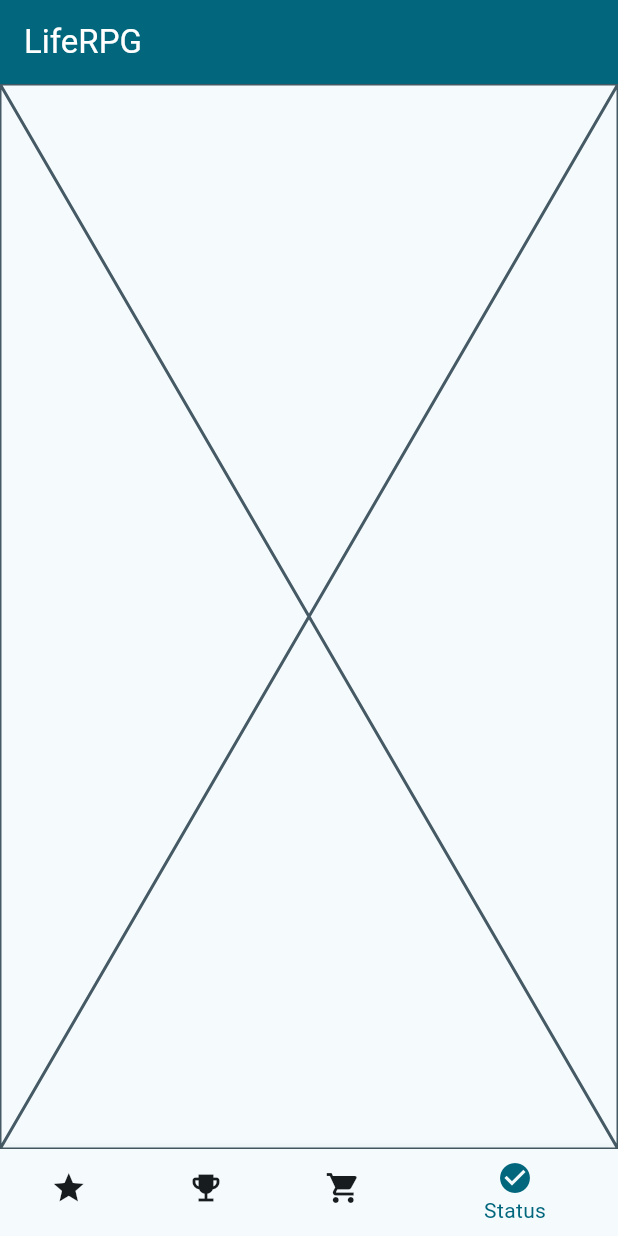
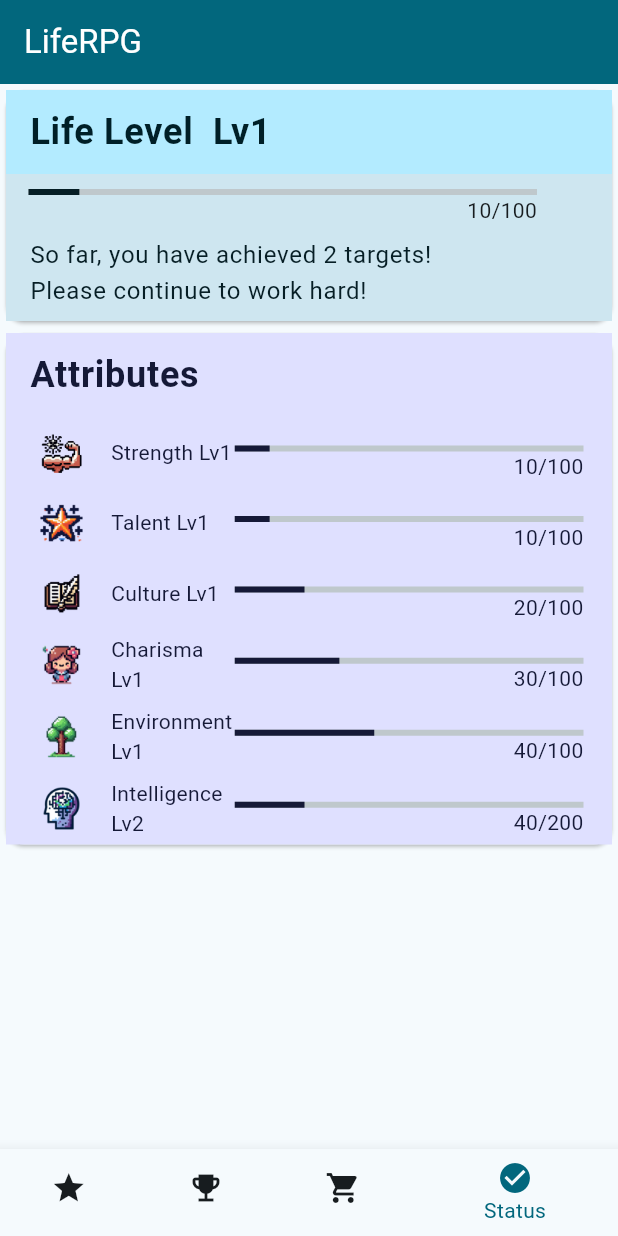
Before and after one commit to camel-exvl/LifeRPG, a Flutter app: the screen it shows after launch, item 4 of the bottom bar chosen, on a phone screen of 412 x 824 dp. Run offline on Flutter 3.47's test engine with Material 3 defaults, Android fonts, the phone set to English and light mode, and no system bars; generated files the repository leaves out were written again; Roboto replaces fonts that are missing (Fusion Pixel 10px Proportional zh_hans Regular).

Commit message:
status-view 基本UI实现

```diff
--- a/lib/l10n/intl_en.arb
+++ b/lib/l10n/intl_en.arb
@@ -3,5 +3,18 @@
   "targetsTab": "Targets",
   "challengeTab": "Challenge",
   "shopTab": "Shop",
-  "statusTab": "Status"
+  "statusTab": "Status",
+  "lifeLevel": "Life Level",
+  "lv": "Lv",
+  "lifeLevelExperienceBar": "Life Level Experience Bar",
+  "lifeCompletedTargets": "So far, you have achieved 2 targets!",
+  "workHard": "Please continue to work hard!",
+  "attributes": "Attributes",
+  "strength": "Strength",
+  "talent": "Talent",
+  "intellect": "Intelligence",
+  "environment": "Environment",
+  "culture": "Culture",
+  "charisma": "Charisma",
+  "attributeLevelExperienceBar": "Attribute Level Experience Bar"
 }
--- a/lib/l10n/intl_zh.arb
+++ b/lib/l10n/intl_zh.arb
@@ -3,5 +3,18 @@
   "targetsTab": "目标",
   "challengeTab": "挑战",
   "shopTab": "商店",
-  "statusTab": "状态"
+  "statusTab": "状态",
+  "lifeLevel": "人生等级",
+  "lv": "Lv",
+  "lifeLevelExperienceBar": "人生等级经验条",
+  "lifeCompletedTargets": "到目前为止，你已经完成了2个目标!",
+  "workHard": "请继续努力!",
+  "attributes": "属性",
+  "strength": "力量",
+  "talent": "才能",
+  "intellect": "智力",
+  "environment": "环境",
+  "culture": "文化",
+  "charisma": "魅力",
+  "attributeLevelExperienceBar": "属性等级经验条"
 }
--- a/lib/main.dart
+++ b/lib/main.dart
@@ -1,6 +1,6 @@
 import 'package:flutter/material.dart';
 import 'package:flutter_gen/gen_l10n/app_localizations.dart';
-import 'package:liferpg/page/home.dart';
+import 'package:liferpg/view/home_view.dart';
 import 'package:liferpg/theme.dart';
 
 void main() {
--- /dev/null
+++ b/lib/model/attribute_model.dart
@@ -0,0 +1,18 @@
+import 'package:flutter/foundation.dart';
+
+/// 代表一个属性状态信息
+class AttributeModel extends ChangeNotifier {
+  String iconPath; // 属性图标路径
+  String name;     // 属性名
+  Map<int, int> levelExpMap;   // 每个等级对应的经验值
+  int level;       // 属性等级
+  int exp;         // 当前等级的经验值
+
+  AttributeModel({
+    required this.iconPath,
+    required this.name,
+    required this.levelExpMap,
+    required this.level,
+    required this.exp,
+  });
+}
--- /dev/null
+++ b/lib/model/status_model.dart
@@ -0,0 +1,17 @@
+import 'package:flutter/foundation.dart';
+import 'attribute_model.dart';
+
+/// 代表一个人生状态信息
+class StatusModel extends ChangeNotifier {
+  int level;            // 当前人生等级
+  Map<int, int> levelExpMap;   // 每个等级对应的经验值
+  int exp;             // 当前等级经验值
+  Map<String, AttributeModel> attributes;   // 一系列属性
+
+  StatusModel({
+    required this.level,
+    required this.levelExpMap,
+    required this.exp,
+    required this.attributes,
+  });
+}
--- a/lib/page/home.dart
+++ b/lib/view/home_view.dart
@@ -1,5 +1,6 @@
 import 'package:flutter/material.dart';
 import 'package:flutter_gen/gen_l10n/app_localizations.dart';
+import 'package:liferpg/view/status_view.dart';
 
 class HomePage extends StatefulWidget {
   const HomePage({super.key});
@@ -16,7 +17,7 @@ class _HomePageState extends State<HomePage> {
     Placeholder(),
     Placeholder(),
     Placeholder(),
-    Placeholder()
+    StatusView()
   ];
 
   void _onItemTapped(int index) {
--- /dev/null
+++ b/lib/view/status_view.dart
@@ -0,0 +1,203 @@
+
+import 'package:flutter/material.dart';
+import 'package:liferpg/model/attribute_model.dart';
+import 'package:provider/provider.dart';
+import 'package:liferpg/viewmodel/status_viewmodel.dart';
+import 'package:flutter_gen/gen_l10n/app_localizations.dart';
+
+class StatusView extends StatefulWidget {
+  const StatusView({super.key});
+
+  @override
+  State<StatusView> createState() => _StatusViewState();
+}
+
+class _StatusViewState extends State<StatusView> {
+  @override
+  Widget build(BuildContext context) {
+    return ChangeNotifierProvider(
+      create: (context) => StatusViewModel(),
+      child: Consumer<StatusViewModel>(
+        builder: (context, viewModel, child) {
+          return Column(
+            children: [
+              SingleChildScrollView(
+                  child: Column (
+                    children: [
+                      StatusCard(viewModel: viewModel),
+                      AttributesCard(viewModel: viewModel),
+                    ],
+                  )
+              )
+            ],
+          );
+        },
+      ),
+    );
+  }
+}
+
+class StatusCard extends StatelessWidget {
+  final StatusViewModel viewModel;
+
+  const StatusCard({super.key, required this.viewModel});
+
+  @override
+  Widget build(BuildContext context) {
+    return Card(
+      child: Column(
+        mainAxisSize: MainAxisSize.min,
+        children: [
+          Container(
+            color: Theme.of(context).colorScheme.primaryContainer,
+            child: ListTile(
+              title: Text(
+                '${AppLocalizations.of(context)!.lifeLevel}  ${AppLocalizations.of(context)!.lv}${viewModel.statusModel.level}',
+                style: TextStyle(
+                  fontSize: Theme.of(context).textTheme.headlineSmall?.fontSize,
+                  fontWeight: FontWeight.bold,
+                  color: Theme.of(context).colorScheme.onPrimaryContainer,
+                ),
+              ),
+            ),
+          ),
+          Container(
+            color: Theme.of(context).colorScheme.secondaryContainer,
+            child: Column(
+                children: [
+                  Padding(
+                    padding: const EdgeInsets.fromLTRB(15.0, 10.0, 50.0, 0.0),
+                    child: Column(
+                      children: [
+                        LinearProgressIndicator(
+                          value: viewModel.getExpPercent(),
+                          semanticsLabel: AppLocalizations.of(context)!.lifeLevelExperienceBar,
+                          color: Theme.of(context).colorScheme.onSecondaryContainer,
+                          backgroundColor: Theme.of(context).colorScheme.outlineVariant,
+                        ),
+                        Align(
+                          alignment: Alignment.centerRight,
+                          child: Text(
+                              '${viewModel.statusModel.exp}/${viewModel.statusModel.levelExpMap[viewModel.statusModel.level] ?? 99999}',
+                              style: TextStyle(
+                                fontSize: Theme.of(context).textTheme.bodyMedium?.fontSize,
+                              )
+                          ),
+                        ),
+                      ],
+                    ),
+                  ),
+                  ListTile(
+                    title: Text(
+                      '${AppLocalizations.of(context)!.lifeCompletedTargets}\n${AppLocalizations.of(context)!.workHard}',
+                      style: TextStyle(
+                        color: Theme.of(context).colorScheme.onSecondaryContainer,
+                      ),
+                    ),
+                  ),
+                ]
+            ),
+          ),
+        ],
+      ),
+    );
+  }
+}
+
+class AttributesCard extends StatelessWidget {
+  final StatusViewModel viewModel;
+
+  const AttributesCard({super.key, required this.viewModel});
+
+  @override
+  Widget build(BuildContext context) {
+    return Card(
+      child: Container(
+        color: Theme.of(context).colorScheme.tertiaryContainer,
+        child: Column(
+            mainAxisSize: MainAxisSize.min,
+            children: [
+              ListTile(
+                title: Text(
+                  AppLocalizations.of(context)!.attributes,
+                  style: TextStyle(
+                    fontSize: Theme.of(context).textTheme.headlineSmall?.fontSize,
+                    fontWeight: FontWeight.bold,
+                    color: Theme.of(context).colorScheme.onTertiaryContainer,
+                  ),
+                ),
+              ),
+              Column(
+                children: viewModel.statusModel.attributes.entries.map((attribute) {
+                  return AttributeRow(viewModel: viewModel, attribute: attribute.value);
+                }).toList(),
+              )
+            ]
+        ),
+      ),
+    );
+  }
+}
+
+class AttributeRow extends StatelessWidget {
+  final StatusViewModel viewModel;
+  final AttributeModel attribute;
+
+  const AttributeRow({super.key, required this.viewModel, required this.attribute});
+
+  @override
+  Widget build(BuildContext context) {
+    return Padding(
+      padding: const EdgeInsets.all(4.0),
+      child: Row(
+        children: [
+          Expanded(
+            flex: 4,
+            child: Align(
+              alignment: Alignment.center,
+              child: Image.asset(
+                attribute.iconPath,
+                width: (Theme.of(context).textTheme.headlineSmall?.fontSize ?? 15) * 1.2,
+                height: (Theme.of(context).textTheme.headlineSmall?.fontSize ?? 15) * 1.2,
+              ),
+            ),
+          ),
+          Expanded(
+              flex: 5,
+              child: Text(
+                  '${viewModel.getAttributeName(attribute.name, context)} ${AppLocalizations.of(context)!.lv}${attribute.level}',
+                  style: TextStyle(
+                    color: Theme.of(context).colorScheme.onTertiaryContainer,
+                  )
+              )
+          ),
+          Expanded(
+              flex: 15,
+              child: Padding(
+                padding: const EdgeInsets.fromLTRB(0.0, 15.0, 15.0, 0.0),
+                child: Column(
+                  children: [
+                    LinearProgressIndicator(
+                      value: attribute.exp / (attribute.levelExpMap[attribute.level] ?? 99999),
+                      semanticsLabel: AppLocalizations.of(context)!.attributeLevelExperienceBar,
+                      color: Theme.of(context).colorScheme.onTertiaryContainer,
+                      backgroundColor: Theme.of(context).colorScheme.outlineVariant,
+                    ),
+                    Align(
+                      alignment: Alignment.centerRight,
+                      child: Text(
+                          '${attribute.exp}/${attribute.levelExpMap[attribute.level] ?? 99999}',
+                          style: TextStyle(
+                            color: Theme.of(context).colorScheme.onTertiaryContainer,
+                          )
+                      ),
+                    ),
+                  ],
+                ),
+              )
+          ),
+        ],
+      ),
+    );
+  }
+}
--- /dev/null
+++ b/lib/viewmodel/status_viewmodel.dart
@@ -0,0 +1,87 @@
+import 'package:flutter/material.dart';
+import 'package:liferpg/model/status_model.dart';
+import 'package:liferpg/model/attribute_model.dart';
+import 'package:flutter_gen/gen_l10n/app_localizations.dart';
+
+class StatusViewModel extends ChangeNotifier {
+  StatusModel statusModel;
+
+  StatusViewModel() : statusModel = StatusModel(
+    level: 1,
+    levelExpMap: {1: 100, 2: 200, 3: 300},
+    exp: 10,
+    attributes: {
+      "Strength":
+      AttributeModel(
+        iconPath: 'res/icons/attribute_strength.png',
+        name: "Strength",
+        levelExpMap: {1: 100, 2: 200, 3: 300},
+        level: 1,
+        exp: 10,
+      ),
+      "Talent":
+      AttributeModel(
+        iconPath: 'res/icons/attribute_talent.png',
+        name: 'Talent',
+        levelExpMap: {1: 100, 2: 200, 3: 300},
+        level: 1,
+        exp: 10,
+      ),
+      "Culture":
+      AttributeModel(
+        iconPath: 'res/icons/attribute_culture.png',
+        name: 'Culture',
+        levelExpMap: {1: 100, 2: 200, 3: 300},
+        level: 1,
+        exp: 20,
+      ),
+      "Charisma":
+      AttributeModel(
+        iconPath: 'res/icons/attribute_charisma.png',
+        name: 'Charisma',
+        levelExpMap: {1: 100, 2: 200, 3: 300},
+        level: 1,
+        exp: 30,
+      ),
+      "Environment":
+      AttributeModel(
+        iconPath: 'res/icons/attribute_environment.png',
+        name: 'Environment',
+        levelExpMap: {1: 100, 2: 200, 3: 300},
+        level: 1,
+        exp: 40,
+      ),
+      "Intellect":
+      AttributeModel(
+        iconPath: 'res/icons/attribute_intellect.png',
+        name: 'Intellect',
+        levelExpMap: {1: 100, 2: 200, 3: 300},
+        level: 2,
+        exp: 40,
+      ),
+    },
+  );
+
+  double getExpPercent() {
+    return statusModel.exp / (statusModel.levelExpMap[statusModel.level] ?? 99999);
+  }
+
+  String getAttributeName(String key, BuildContext context) {
+    switch(key) {
+      case "Strength":
+        return AppLocalizations.of(context)!.strength;
+      case "Talent":
+        return AppLocalizations.of(context)!.talent;
+      case "Culture":
+        return AppLocalizations.of(context)!.culture;
+      case "Charisma":
+        return AppLocalizations.of(context)!.charisma;
+      case "Environment":
+        return AppLocalizations.of(context)!.environment;
+      case "Intellect":
+        return AppLocalizations.of(context)!.intellect;
+      default:
+        return "Unknown";
+    }
+  }
+}
--- a/pubspec.yaml
+++ b/pubspec.yaml
@@ -30,6 +30,7 @@ environment:
 dependencies:
   flutter:
     sdk: flutter
+  provider: ^6.1.2
 
 
   # The following adds the Cupertino Icons font to your application.
@@ -52,7 +53,7 @@ dev_dependencies:
   flutter_lints: ^3.0.0
 
 # For information on the generic Dart part of this file, see the
-# following page: https://dart.dev/tools/pub/pubspec
+# following view: https://dart.dev/tools/pub/pubspec
 
 # The following section is specific to Flutter packages.
 flutter:
@@ -99,6 +100,9 @@ flutter:
       fonts:
         - asset: res/fonts/fusion-pixel-10px-proportional-zh_hans.ttf
 
+  assets:
+    - res/icons/
+
 # The following section is specific to flutter_launcher_icons.
 flutter_icons:
   android: true
```
Also changed, not shown: pubspec.lock, res/icons/attribute_charisma.png (added), res/icons/attribute_culture.png (added), res/icons/attribute_environment.png (added), res/icons/attribute_intellect.png (added), res/icons/attribute_strength.png (added), res/icons/attribute_talent.png (added), res/icons/brave.png (added).
